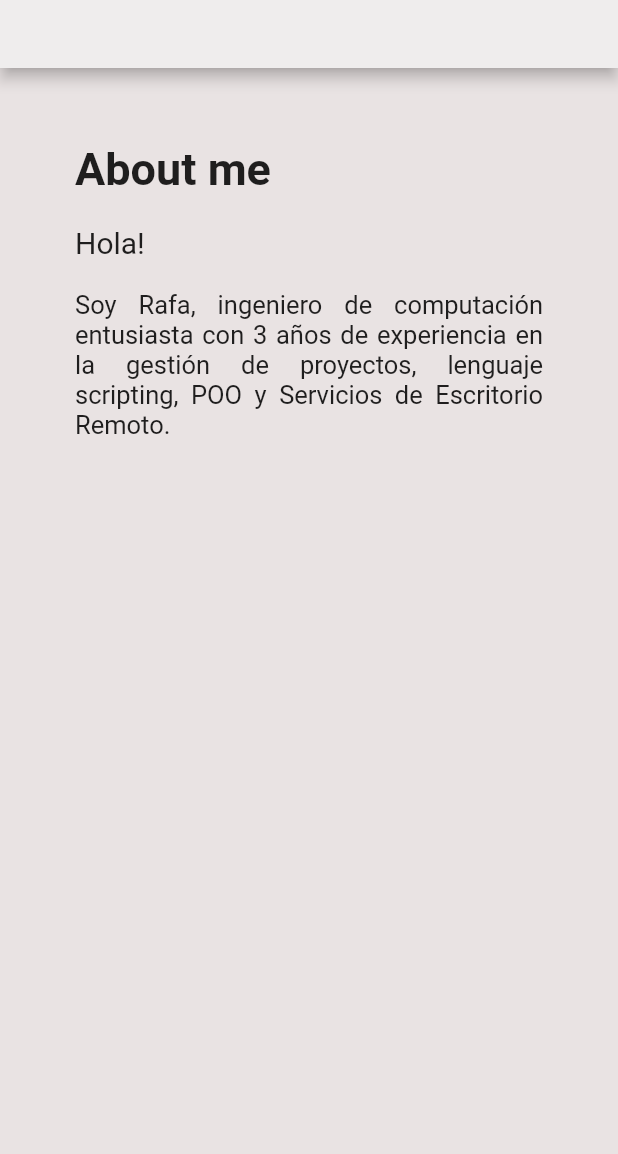
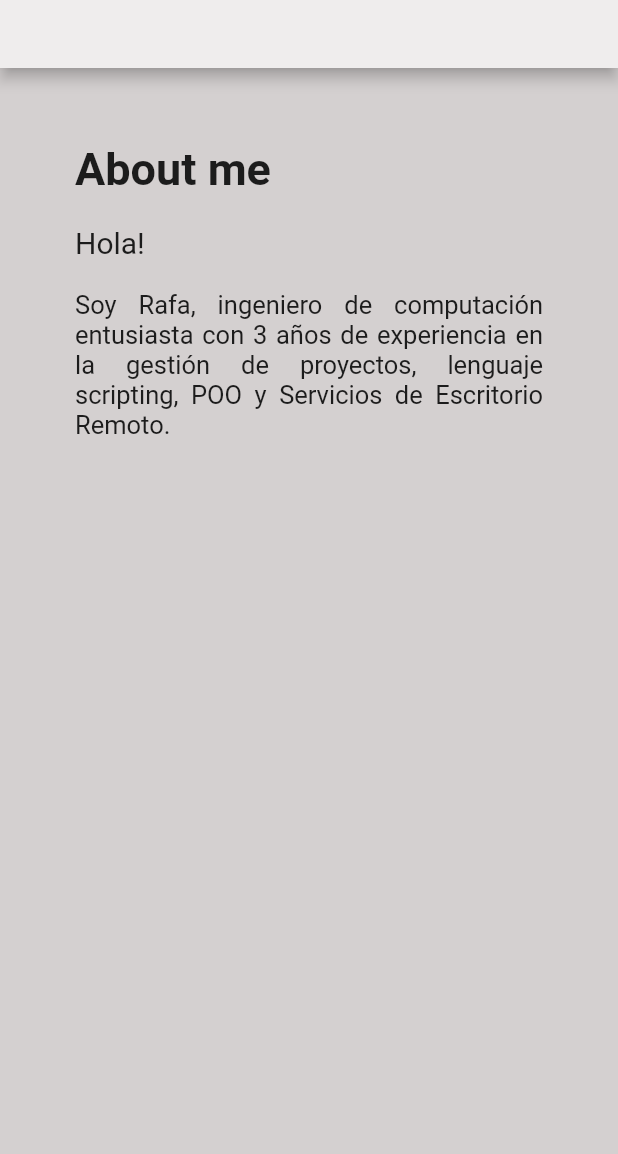
Before and after one commit to reitmas32/portfolio, a Flutter app: the AboutPage screen opened by its route, on a phone screen of 412 x 824 dp, the part 82-1236 px from its top. Run offline on Flutter 3.47's test engine with Material 2 defaults, Android fonts, the light colour scheme and no system bars; our stand-ins replace eva_icons_flutter, go_router, shared_preferences, url_strategy; accounts and stored records are empty; network calls fail.

Commit message:
feat: Change light ColorTheme

```diff
--- a/lib/ui/theme_preference.dart
+++ b/lib/ui/theme_preference.dart
@@ -5,7 +5,7 @@ import 'package:shared_preferences/shared_preferences.dart';
 class AppTheme {
   static final ThemeData lightTheme = ThemeData(
       brightness: Brightness.light,
-      scaffoldBackgroundColor: const Color.fromARGB(255, 233, 227, 227),
+      scaffoldBackgroundColor: const Color.fromARGB(255, 212, 208, 208),
       primaryColor: Colors.green,
       colorScheme: const ColorScheme(
           brightness: Brightness.light,
```
